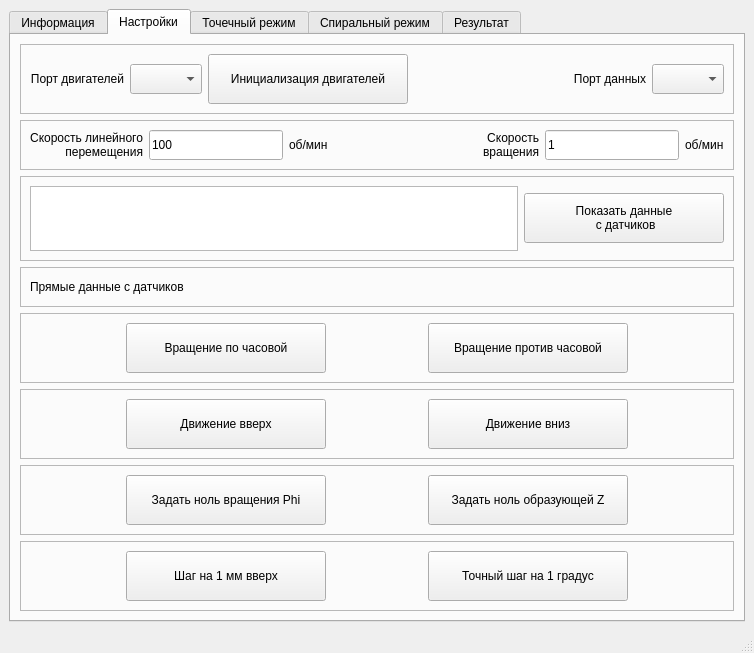
Qt form rotor_ui_v2.3.ui (BuslaySt/Rotor) before a commit.
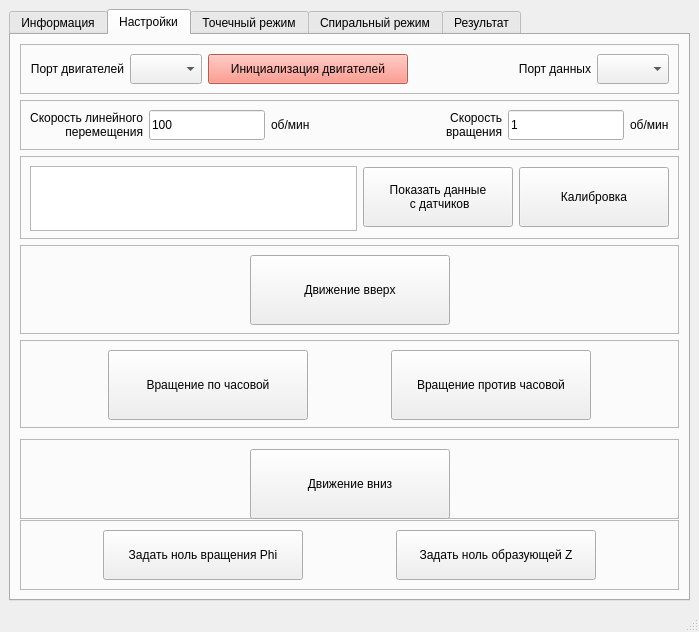
The same form after that commit. The open tabs and pages were chosen to show the change. Icons and pictures are not drawn.

```diff
--- a/rotor_ui_v2.3.ui
+++ b/rotor_ui_v2.3.ui
@@ -6,13 +6,13 @@
    <rect>
     <x>0</x>
     <y>0</y>
-    <width>754</width>
-    <height>653</height>
+    <width>699</width>
+    <height>632</height>
    </rect>
   </property>
   <property name="minimumSize">
    <size>
-    <width>630</width>
+    <width>650</width>
     <height>600</height>
    </size>
   </property>
@@ -373,7 +373,7 @@
              <property name="minimumSize">
               <size>
                <width>200</width>
-               <height>50</height>
+               <height>30</height>
               </size>
              </property>
              <property name="font">
@@ -381,6 +381,9 @@
                <italic>false</italic>
               </font>
              </property>
+             <property name="styleSheet">
+              <string notr="true">background-color: salmon</string>
+             </property>
              <property name="text">
               <string>Инициализация двигателей</string>
              </property>
@@ -523,6 +526,12 @@
         </item>
         <item>
          <widget class="QFrame" name="tab2_frame2">
+          <property name="minimumSize">
+           <size>
+            <width>0</width>
+            <height>75</height>
+           </size>
+          </property>
           <property name="maximumSize">
            <size>
             <width>16777215</width>
@@ -541,7 +550,7 @@
              <property name="minimumSize">
               <size>
                <width>0</width>
-               <height>50</height>
+               <height>65</height>
               </size>
              </property>
              <property name="maximumSize">
@@ -562,8 +571,8 @@
              </property>
              <property name="minimumSize">
               <size>
-               <width>200</width>
-               <height>50</height>
+               <width>150</width>
+               <height>60</height>
               </size>
              </property>
              <property name="text">
@@ -572,11 +581,30 @@
              </property>
             </widget>
            </item>
+           <item>
+            <widget class="QPushButton" name="pBtn_Calibrate">
+             <property name="minimumSize">
+              <size>
+               <width>150</width>
+               <height>60</height>
+              </size>
+             </property>
+             <property name="text">
+              <string>Калибровка</string>
+             </property>
+            </widget>
+           </item>
           </layout>
          </widget>
         </item>
         <item>
          <widget class="QFrame" name="tab2_frame3">
+          <property name="minimumSize">
+           <size>
+            <width>0</width>
+            <height>80</height>
+           </size>
+          </property>
           <property name="frameShape">
            <enum>QFrame::StyledPanel</enum>
           </property>
@@ -585,17 +613,59 @@
           </property>
           <layout class="QHBoxLayout" name="horizontalLayout_16">
            <item>
-            <widget class="QLabel" name="lbl_Data">
+            <spacer name="horizontalSpacer_15">
+             <property name="orientation">
+              <enum>Qt::Horizontal</enum>
+             </property>
+             <property name="sizeHint" stdset="0">
+              <size>
+               <width>40</width>
+               <height>20</height>
+              </size>
+             </property>
+            </spacer>
+           </item>
+           <item>
+            <widget class="QPushButton" name="pBtn_MoveUp">
+             <property name="minimumSize">
+              <size>
+               <width>200</width>
+               <height>70</height>
+              </size>
+             </property>
              <property name="text">
-              <string>Прямые данные с датчиков</string>
+              <string>Движение вверх</string>
+             </property>
+             <property name="icon">
+              <iconset>
+               <normaloff>arrow_up.png</normaloff>arrow_up.png</iconset>
              </property>
             </widget>
            </item>
+           <item>
+            <spacer name="horizontalSpacer_6">
+             <property name="orientation">
+              <enum>Qt::Horizontal</enum>
+             </property>
+             <property name="sizeHint" stdset="0">
+              <size>
+               <width>40</width>
+               <height>20</height>
+              </size>
+             </property>
+            </spacer>
+           </item>
           </layout>
          </widget>
         </item>
         <item>
          <widget class="QFrame" name="tab2_frame4_Rotate">
+          <property name="minimumSize">
+           <size>
+            <width>0</width>
+            <height>80</height>
+           </size>
+          </property>
           <property name="frameShape">
            <enum>QFrame::StyledPanel</enum>
           </property>
@@ -621,7 +691,7 @@
              <property name="minimumSize">
               <size>
                <width>200</width>
-               <height>50</height>
+               <height>70</height>
               </size>
              </property>
              <property name="text">
@@ -651,7 +721,7 @@
              <property name="minimumSize">
               <size>
                <width>200</width>
-               <height>50</height>
+               <height>70</height>
               </size>
              </property>
              <property name="text">
@@ -684,7 +754,7 @@
           <property name="minimumSize">
            <size>
             <width>0</width>
-            <height>70</height>
+            <height>80</height>
            </size>
           </property>
           <property name="maximumSize">
@@ -700,36 +770,6 @@
            <enum>QFrame::Raised</enum>
           </property>
           <layout class="QHBoxLayout" name="horizontalLayout_11">
-           <item>
-            <spacer name="horizontalSpacer_6">
-             <property name="orientation">
-              <enum>Qt::Horizontal</enum>
-             </property>
-             <property name="sizeHint" stdset="0">
-              <size>
-               <width>40</width>
-               <height>20</height>
-              </size>
-             </property>
-            </spacer>
-           </item>
-           <item>
-            <widget class="QPushButton" name="pBtn_MoveUp">
-             <property name="minimumSize">
-              <size>
-               <width>200</width>
-               <height>50</height>
-              </size>
-             </property>
-             <property name="text">
-              <string>Движение вверх</string>
-             </property>
-             <property name="icon">
-              <iconset>
-               <normaloff>arrow_up.png</normaloff>arrow_up.png</iconset>
-             </property>
-            </widget>
-           </item>
            <item>
             <spacer name="horizontalSpacer_7">
              <property name="orientation">
@@ -748,7 +788,7 @@
              <property name="minimumSize">
               <size>
                <width>200</width>
-               <height>50</height>
+               <height>70</height>
               </size>
              </property>
              <property name="text">
@@ -868,104 +908,6 @@
           </layout>
          </widget>
         </item>
-        <item>
-         <widget class="QFrame" name="tab2_frame7_Limits">
-          <property name="enabled">
-           <bool>true</bool>
-          </property>
-          <property name="minimumSize">
-           <size>
-            <width>0</width>
-            <height>70</height>
-           </size>
-          </property>
-          <property name="maximumSize">
-           <size>
-            <width>16777215</width>
-            <height>70</height>
-           </size>
-          </property>
-          <property name="frameShape">
-           <enum>QFrame::StyledPanel</enum>
-          </property>
-          <property name="frameShadow">
-           <enum>QFrame::Raised</enum>
-          </property>
-          <layout class="QHBoxLayout" name="horizontalLayout_12">
-           <item>
-            <spacer name="horizontalSpacer_13">
-             <property name="orientation">
-              <enum>Qt::Horizontal</enum>
-             </property>
-             <property name="sizeHint" stdset="0">
-              <size>
-               <width>40</width>
-               <height>20</height>
-              </size>
-             </property>
-            </spacer>
-           </item>
-           <item>
-            <widget class="QPushButton" name="pBtn_Step">
-             <property name="enabled">
-              <bool>true</bool>
-             </property>
-             <property name="minimumSize">
-              <size>
-               <width>200</width>
-               <height>50</height>
-              </size>
-             </property>
-             <property name="text">
-              <string>Шаг на 1 мм вверх</string>
-             </property>
-            </widget>
-           </item>
-           <item>
-            <spacer name="horizontalSpacer_12">
-             <property name="orientation">
-              <enum>Qt::Horizontal</enum>
-             </property>
-             <property name="sizeHint" stdset="0">
-              <size>
-               <width>40</width>
-               <height>20</height>
-              </size>
-             </property>
-            </spacer>
-           </item>
-           <item>
-            <widget class="QPushButton" name="pBtn_Turn">
-             <property name="enabled">
-              <bool>true</bool>
-             </property>
-             <property name="minimumSize">
-              <size>
-               <width>200</width>
-               <height>50</height>
-              </size>
-             </property>
-             <property name="text">
-              <string>Точный шаг на 1 градус</string>
-             </property>
-            </widget>
-           </item>
-           <item>
-            <spacer name="horizontalSpacer_14">
-             <property name="orientation">
-              <enum>Qt::Horizontal</enum>
-             </property>
-             <property name="sizeHint" stdset="0">
-              <size>
-               <width>40</width>
-               <height>20</height>
-              </size>
-             </property>
-            </spacer>
-           </item>
-          </layout>
-         </widget>
-        </item>
        </layout>
       </widget>
       <widget class="QWidget" name="tab3_precise">
@@ -1434,6 +1376,19 @@
          <set>Qt::AlignLeading|Qt::AlignLeft|Qt::AlignVCenter</set>
         </property>
        </widget>
+       <widget class="QLabel" name="lbl_Data">
+        <property name="geometry">
+         <rect>
+          <x>20</x>
+          <y>350</y>
+          <width>591</width>
+          <height>41</height>
+         </rect>
+        </property>
+        <property name="text">
+         <string>Данные онлайн</string>
+        </property>
+       </widget>
       </widget>
       <widget class="QWidget" name="tab4_fast">
        <property name="enabled">
@@ -1442,6 +1397,32 @@
        <attribute name="title">
         <string>Спиральный режим</string>
        </attribute>
+       <widget class="QPushButton" name="pBtn_Turn">
+        <property name="geometry">
+         <rect>
+          <x>90</x>
+          <y>150</y>
+          <width>141</width>
+          <height>101</height>
+         </rect>
+        </property>
+        <property name="text">
+         <string>Turn</string>
+        </property>
+       </widget>
+       <widget class="QPushButton" name="pBtn_Step">
+        <property name="geometry">
+         <rect>
+          <x>250</x>
+          <y>150</y>
+          <width>141</width>
+          <height>101</height>
+         </rect>
+        </property>
+        <property name="text">
+         <string>Step</string>
+        </property>
+       </widget>
       </widget>
       <widget class="QWidget" name="tab5_result">
        <property name="enabled">
```
Left out of the diff: 10 changed lines with no effect on the pictures.
